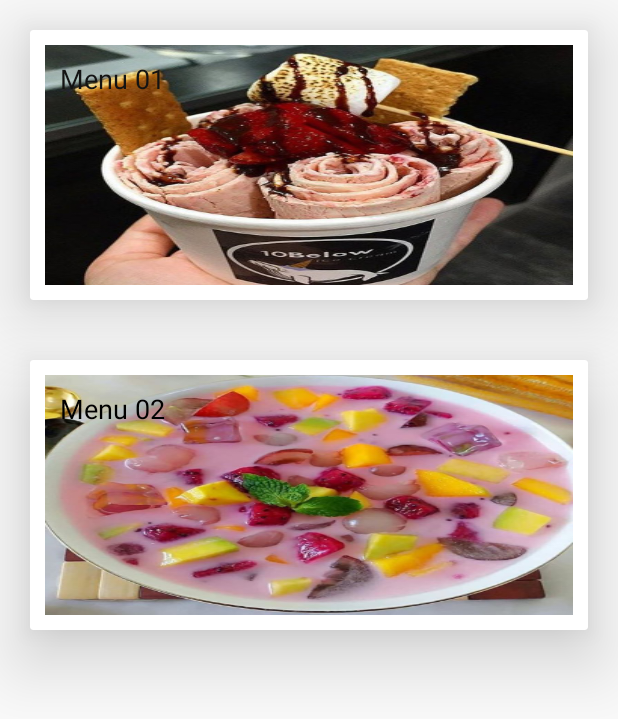
After one commit to SangganaPraba/Sanggana11RPL012019, an Android app: the layout main_menu.xml on its own in the app's theme, with its tools: preview values and no code run, on a phone screen of 412 x 824 dp. The commit adds this screen. Shown: the top 719 px of the screen. Run offline under Robolectric (Android 15) with nearby library versions, the phone set to English and light mode, and no system bars.

Commit message:
add main menu

```diff
--- a/app/src/main/java/com/example/sanggana11rpl012019/MainActivity.java
+++ b/app/src/main/java/com/example/sanggana11rpl012019/MainActivity.java
@@ -17,7 +17,6 @@ public class MainActivity extends AppCompatActivity {
 
     SharedPreferences pref;
     SharedPreferences.Editor editor;
-
 
     @Override
     protected void onCreate(Bundle savedInstanceState) {
--- /dev/null
+++ b/app/src/main/res/layout/main_menu.xml
@@ -0,0 +1,88 @@
+<?xml version="1.0" encoding="utf-8"?>
+<LinearLayout
+    xmlns:android="http://schemas.android.com/apk/res/android"
+    xmlns:app="http://schemas.android.com/apk/res-auto"
+    xmlns:tools="http://schemas.android.com/tools"
+    android:layout_width="match_parent"
+    android:layout_height="match_parent"
+    android:orientation="vertical"
+    tools:context=".MainActivity">
+
+    <androidx.cardview.widget.CardView
+        android:id="@+id/menu1"
+        android:layout_width="match_parent"
+        android:layout_height="180dp"
+        android:layout_margin="20dp"
+        android:layout_marginBottom="1dp"
+        app:cardElevation="30dp"
+        app:contentPadding="10dp">
+
+        <LinearLayout
+            android:layout_width="match_parent"
+            android:layout_height="wrap_content"
+            android:orientation="vertical">
+
+            <RelativeLayout
+                android:layout_width="match_parent"
+                android:layout_height="wrap_content">
+
+                <ImageView
+                    android:background="@mipmap/eskrim"
+                    android:layout_width="match_parent"
+                    android:layout_height="wrap_content"/>
+
+                <TextView
+                    android:id="@+id/articleName"
+                    style="@android:style/TextAppearance.Medium"
+                    android:layout_width="match_parent"
+                    android:layout_height="wrap_content"
+                    android:padding="10dp"
+                    android:text="Menu 01"
+                    android:textColor="#131313"
+                    tools:targetApi="lollipop" />
+
+            </RelativeLayout>
+
+        </LinearLayout>
+
+    </androidx.cardview.widget.CardView>
+
+    <androidx.cardview.widget.CardView
+        android:id="@+id/menu2"
+        android:layout_width="match_parent"
+        android:layout_height="180dp"
+        android:layout_margin="20dp"
+        android:layout_marginBottom="1dp"
+        app:cardElevation="30dp"
+        app:contentPadding="10dp">
+
+        <LinearLayout
+            android:layout_width="match_parent"
+            android:layout_height="wrap_content"
+            android:orientation="vertical">
+
+            <RelativeLayout
+                android:layout_width="match_parent"
+                android:layout_height="wrap_content">
+
+                <ImageView
+                    android:background="@mipmap/esbuah"
+                    android:layout_width="match_parent"
+                    android:layout_height="wrap_content"/>
+
+                <TextView
+                    style="@android:style/TextAppearance.Medium"
+                    android:layout_width="match_parent"
+                    android:layout_height="wrap_content"
+                    android:padding="10dp"
+                    android:text="Menu 02"
+                    android:textColor="#000000"
+                    tools:targetApi="lollipop" />
+
+            </RelativeLayout>
+
+        </LinearLayout>
+
+    </androidx.cardview.widget.CardView>
+
+</LinearLayout>
```
Also changed, not shown: app/src/main/res/mipmap-xxhdpi/esbuah.jpg (added), app/src/main/res/mipmap-xxhdpi/eskrim.jpg (added).
